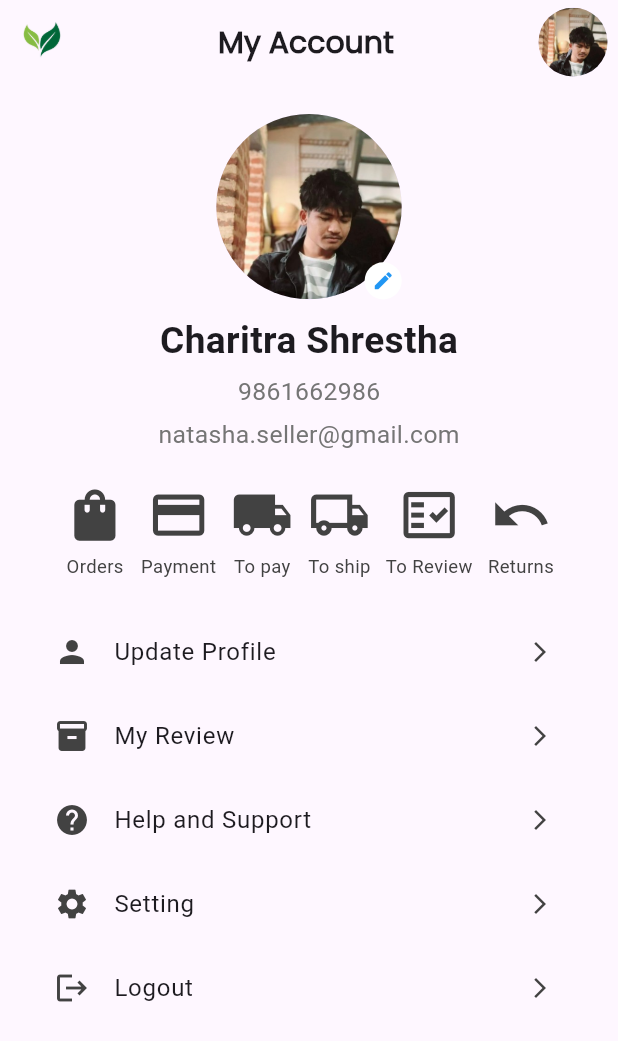
After one commit to mystickminal14/MeroKhet, a Flutter app: the FarmerAccount screen opened directly, on a phone screen of 412 x 824 dp. The commit adds this screen. Shown: the top 1041 px of the screen. Run offline on Flutter 3.47's test engine with Material 3 defaults, Android fonts, the light colour scheme and no system bars; our stand-ins replace image_picker.

Commit message:
added the farmer account

```diff
--- a/lib/navigation/navigation_flow.dart
+++ b/lib/navigation/navigation_flow.dart
@@ -1,7 +1,7 @@
 import 'package:flutter/material.dart';
 import 'package:merokhetapp/screens/consumer/categories.dart';
 import 'package:merokhetapp/screens/consumer/consumer_dashboard.dart';
-import 'package:merokhetapp/screens/consumer/my_account.dart';
+import 'package:merokhetapp/screens/consumer/consumer_account.dart';
 import 'package:merokhetapp/screens/consumer/my_cart.dart';
 import 'package:merokhetapp/screens/consumer/my_orders.dart';
 
@@ -19,7 +19,7 @@ class _NavigationFlowState extends State<NavigationFlow> {
     const MyCart(),
     const ConsumerDashboard(),
     const MyOrders(),
-    const MyAccount()
+    const ConsumerAccount()
   ];
   @override
   Widget build(BuildContext context) {
--- a/lib/screens/consumer/my_account.dart
+++ b/lib/screens/consumer/consumer_account.dart
@@ -1,13 +1,13 @@
 import 'package:flutter/material.dart';
 
-class MyAccount extends StatefulWidget {
-  const MyAccount({super.key});
+class ConsumerAccount extends StatefulWidget {
+  const ConsumerAccount({super.key});
 
   @override
-  State<MyAccount> createState() => _MyAccountState();
+  State<ConsumerAccount> createState() => _ConsumerAccountState();
 }
 
-class _MyAccountState extends State<MyAccount> {
+class _ConsumerAccountState extends State<ConsumerAccount> {
   @override
   Widget build(BuildContext context) {
     return Scaffold(
--- /dev/null
+++ b/lib/screens/farmer/farmer_account.dart
@@ -0,0 +1,150 @@
+import 'package:flutter/material.dart';
+
+class FarmerAccount extends StatefulWidget {
+  const FarmerAccount({super.key});
+
+  @override
+  State<FarmerAccount> createState() => _FarmerAccountState();
+}
+
+class _FarmerAccountState extends State<FarmerAccount> {
+  @override
+  Widget build(BuildContext context) {
+    return Scaffold(
+      appBar: AppBar(
+        elevation: 0,
+        leading: Padding(
+          padding: const EdgeInsets.all(5.0),
+          child: Image.asset(
+            'assets/Leaf.png',
+            width: 40, // Increased size of leading image
+            height: 40,
+          ),
+        ),
+        title: const Center(
+          child: Text(
+            'My Account',
+            style: TextStyle(
+              fontSize: 20,
+              fontWeight: FontWeight.bold,
+              fontFamily: 'poppins',
+            ),
+          ),
+        ),
+        actions: const [
+          Padding(
+            padding: EdgeInsets.all(5.0),
+            child: CircleAvatar(
+              radius: 25,
+              backgroundImage: AssetImage('assets/userprofile.jpg'),
+            ),
+          ),
+        ],
+      ),
+      body: LayoutBuilder(
+        builder: (context, constraints) {
+          return SingleChildScrollView(
+            child: Padding(
+              padding: const EdgeInsets.symmetric(horizontal: 20.0),
+              child: Column(
+                crossAxisAlignment: CrossAxisAlignment.center,
+                children: [
+                  const SizedBox(height: 20),
+                  CircleAvatar(
+                    radius: constraints.maxWidth * 0.15,
+                    backgroundImage: const AssetImage('assets/userprofile.jpg'),
+                    child: Align(
+                      alignment: Alignment.bottomRight,
+                      child: CircleAvatar(
+                        radius: constraints.maxWidth * 0.03,
+                        backgroundColor: Colors.white,
+                        child: const Icon(Icons.edit,
+                            size: 15, color: Colors.blue),
+                      ),
+                    ),
+                  ),
+                  const SizedBox(height: 10),
+                  Text(
+                    'Charitra Shrestha',
+                    style: TextStyle(
+                      fontSize: constraints.maxWidth * 0.06,
+                      fontWeight: FontWeight.bold,
+                    ),
+                  ),
+                  const SizedBox(height: 5),
+                  Text(
+                    '9861662986',
+                    style: TextStyle(
+                      fontSize: constraints.maxWidth * 0.04,
+                      color: Colors.grey[600],
+                    ),
+                  ),
+                  const SizedBox(height: 5),
+                  Text(
+                    'natasha.seller@gmail.com',
+                    style: TextStyle(
+                      fontSize: constraints.maxWidth * 0.04,
+                      color: Colors.grey[600],
+                    ),
+                  ),
+                  const SizedBox(height: 20),
+                  Wrap(
+                    spacing: 10,
+                    runSpacing: 10,
+                    alignment: WrapAlignment.spaceEvenly,
+                    children: [
+                      _buildIconButton(
+                          Icons.shopping_bag, 'Orders', constraints),
+                      _buildIconButton(Icons.payment, 'Payment', constraints),
+                      _buildIconButton(
+                          Icons.local_shipping, 'To pay', constraints),
+                      _buildIconButton(Icons.local_shipping_outlined, 'To ship',
+                          constraints),
+                      _buildIconButton(
+                          Icons.fact_check_outlined, 'To Review', constraints),
+                      _buildIconButton(Icons.undo, 'Returns', constraints),
+                    ],
+                  ),
+                  const SizedBox(height: 20),
+                  _buildListTile(Icons.person, 'Update Profile'),
+                  _buildListTile(Icons.inventory, 'My Review'),
+                  _buildListTile(Icons.help, 'Help and Support'),
+                  _buildListTile(Icons.settings, 'Setting'),
+                  _buildListTile(Icons.logout, 'Logout'),
+                ],
+              ),
+            ),
+          );
+        },
+      ),
+    );
+  }
+
+  Widget _buildIconButton(
+      IconData icon, String label, BoxConstraints constraints) {
+    return Column(
+      mainAxisSize: MainAxisSize.min,
+      children: [
+        Icon(icon, size: constraints.maxWidth * 0.1, color: Colors.grey[800]),
+        const SizedBox(height: 5),
+        Text(
+          label,
+          style: TextStyle(
+            fontSize: constraints.maxWidth * 0.03,
+            color: Colors.grey[800],
+          ),
+        ),
+      ],
+    );
+  }
+
+  Widget _buildListTile(IconData icon, String title) {
+    return ListTile(
+      leading: Icon(icon, color: Colors.grey[800]),
+      title: Text(title),
+      trailing:
+          Icon(Icons.arrow_forward_ios, size: 16, color: Colors.grey[800]),
+      onTap: () {},
+    );
+  }
+}
```
